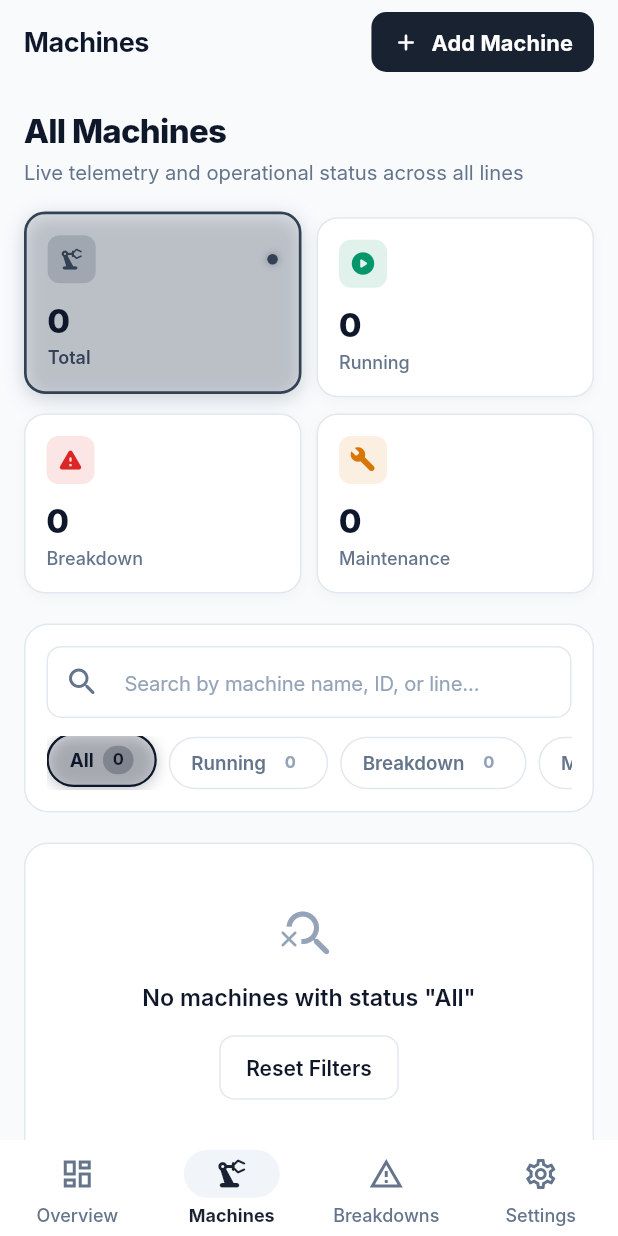
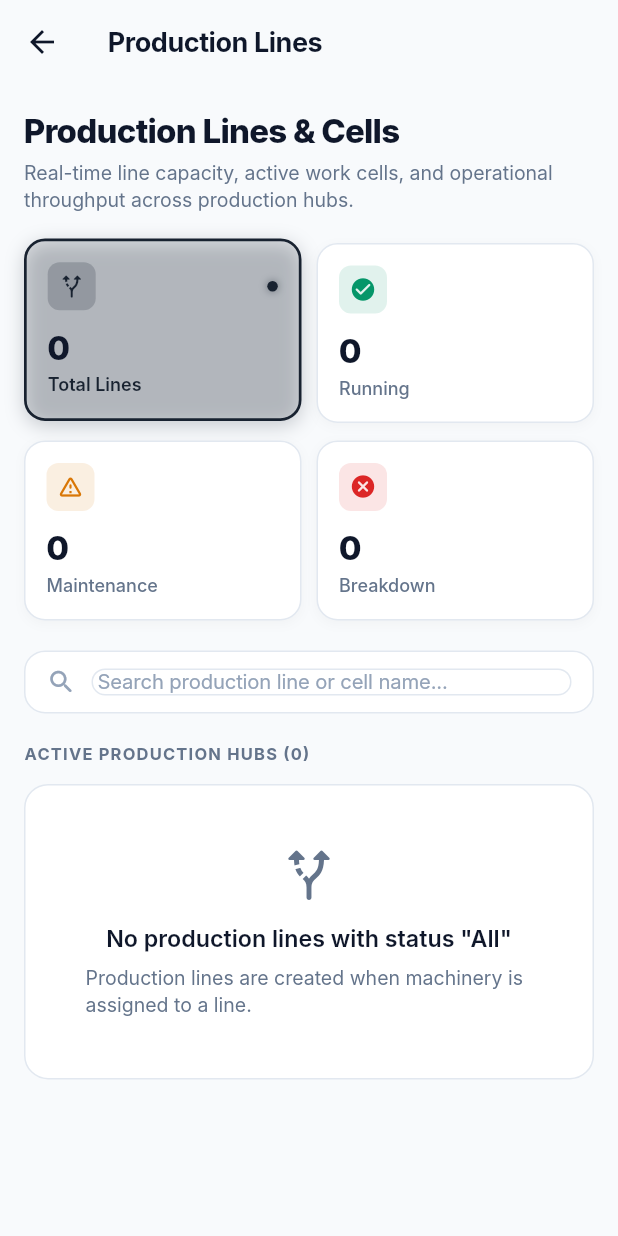
Before and after one commit to kalviumcommunity/manufacturing_app, a Flutter app: the screen it shows once a user with an empty profile is signed in, scrolled down 261 dp, after a tap on "View Production Lines", on a phone screen of 412 x 824 dp. Run offline on Flutter 3.47's test engine with Material 3 defaults, Android fonts, the light colour scheme and no system bars; our stand-ins replace cloud_firestore, firebase_auth, firebase_core; accounts and stored records are empty; Roboto replaces fonts that are missing (Inter).

Commit message:
feat: add production lines overview and real-time cell health monitoring

```diff
--- a/lib/screens/admin_screen.dart
+++ b/lib/screens/admin_screen.dart
@@ -5,6 +5,7 @@ import '../theme/app_theme.dart';
 import '../utils/responsive.dart';
 import '../widgets/stat_card.dart';
 import 'all_machines_screen.dart';
+import 'all_production_lines_screen.dart';
 import 'all_breakdowns_screen.dart';
 import 'all_inspections_screen.dart';
 import 'recurring_faults_screen.dart';
@@ -658,7 +659,7 @@ class _AdminScreenState extends State<AdminScreen> {
                   onTap: () {
                     Navigator.push(
                       context,
-                      MaterialPageRoute(builder: (_) => const AllMachinesScreen()),
+                      MaterialPageRoute(builder: (_) => const AllProductionLinesScreen()),
                     );
                   },
                 ),
--- /dev/null
+++ b/lib/screens/all_production_lines_screen.dart
@@ -0,0 +1,448 @@
+import 'package:flutter/material.dart';
+import 'package:cloud_firestore/cloud_firestore.dart';
+import '../theme/app_theme.dart';
+import '../utils/responsive.dart';
+import '../widgets/breakdown_summary_card.dart';
+import '../widgets/production_line_card.dart';
+
+class AllProductionLinesScreen extends StatefulWidget {
+  final String? statusFilter;
+
+  const AllProductionLinesScreen({super.key, this.statusFilter});
+
+  @override
+  State<AllProductionLinesScreen> createState() => _AllProductionLinesScreenState();
+}
+
+class _LineInfo {
+  final String name;
+  final int machineCount;
+  final int runningCount;
+  final int breakdownCount;
+  final int maintenanceCount;
+  final String status;
+  final Color statusColor;
+
+  const _LineInfo({
+    required this.name,
+    required this.machineCount,
+    required this.runningCount,
+    required this.breakdownCount,
+    required this.maintenanceCount,
+    required this.status,
+    required this.statusColor,
+  });
+}
+
+class _AllProductionLinesScreenState extends State<AllProductionLinesScreen> {
+  final TextEditingController _searchController = TextEditingController();
+  String _searchQuery = '';
+  late String _currentStatus;
+  bool _glideForward = true;
+
+  int _getStatusIndex(String status) {
+    switch (status) {
+      case 'All':
+        return 0;
+      case 'Running':
+        return 1;
+      case 'Maintenance':
+        return 2;
+      case 'Breakdown':
+        return 3;
+      default:
+        return 0;
+    }
+  }
+
+  @override
+  void initState() {
+    super.initState();
+    _currentStatus = widget.statusFilter ?? 'All';
+  }
+
+  @override
+  void dispose() {
+    _searchController.dispose();
+    super.dispose();
+  }
+
+  void _setStatus(String status) {
+    if (_currentStatus == status) return;
+    final newIndex = _getStatusIndex(status);
+    final oldIndex = _getStatusIndex(_currentStatus);
+    setState(() {
+      _glideForward = newIndex >= oldIndex;
+      _currentStatus = status;
+    });
+  }
+
+  @override
+  Widget build(BuildContext context) {
+    return Scaffold(
+      backgroundColor: AppColors.background,
+      appBar: AppBar(
+        title: const Text('Production Lines'),
+      ),
+      body: StreamBuilder<QuerySnapshot<Map<String, dynamic>>>(
+        stream: FirebaseFirestore.instance.collection('machines').snapshots(),
+        builder: (context, snapshot) {
+          if (snapshot.connectionState == ConnectionState.waiting) {
+            return const Center(child: CircularProgressIndicator());
+          }
+
+          if (snapshot.hasError) {
+            return Center(
+              child: Padding(
+                padding: const EdgeInsets.all(24),
+                child: Column(
+                  mainAxisSize: MainAxisSize.min,
+                  children: [
+                    const Icon(Icons.error_outline_rounded, size: 48, color: AppColors.breakdown),
+                    const SizedBox(height: 12),
+                    const Text(
+                      'Failed to load production lines',
+                      style: TextStyle(fontWeight: FontWeight.bold, fontSize: 16, color: AppColors.breakdown),
+                    ),
+                    const SizedBox(height: 6),
+                    Text(
+                      '${snapshot.error}',
+                      textAlign: TextAlign.center,
+                      style: const TextStyle(color: AppColors.textSecondary, fontSize: 13),
+                    ),
+                  ],
+                ),
+              ),
+            );
+          }
+
+          final machines = snapshot.data?.docs ?? [];
+
+          // Group machines by production line
+          final Map<String, List<Map<String, dynamic>>> lineGroups = {};
+          for (final doc in machines) {
+            final data = doc.data();
+            final line = (data['lineName'] ?? data['line'] ?? 'Main Floor').toString().trim();
+            final safeLine = line.isEmpty ? 'Main Floor' : line;
+            lineGroups.putIfAbsent(safeLine, () => []).add(data);
+          }
+
+          // Build line metrics
+          final List<_LineInfo> allLines = [];
+          for (final entry in lineGroups.entries) {
+            final lineName = entry.key;
+            final lineMachines = entry.value;
+            final total = lineMachines.length;
+            final running = lineMachines.where((m) => (m['status'] ?? '') == 'Running').length;
+            final breakdown = lineMachines.where((m) => (m['status'] ?? '') == 'Breakdown').length;
+            final maintenance = lineMachines.where((m) {
+              final s = (m['status'] ?? '').toString();
+              return s == 'Maintenance' || s == 'Idle';
+            }).length;
+
+            String status = 'Running';
+            Color statusColor = AppColors.running;
+            if (breakdown > 0) {
+              status = 'Breakdown';
+              statusColor = AppColors.breakdown;
+            } else if (maintenance > 0) {
+              status = 'Maintenance';
+              statusColor = AppColors.maintenance;
+            }
+
+            allLines.add(_LineInfo(
+              name: lineName,
+              machineCount: total,
+              runningCount: running,
+              breakdownCount: breakdown,
+              maintenanceCount: maintenance,
+              status: status,
+              statusColor: statusColor,
+            ));
+          }
+
+          // Sort lines alphabetically
+          allLines.sort((a, b) => a.name.compareTo(b.name));
+
+          // Compute status counts
+          final totalLinesCount = allLines.length;
+          final runningLinesCount = allLines.where((l) => l.status == 'Running').length;
+          final maintenanceLinesCount = allLines.where((l) => l.status == 'Maintenance').length;
+          final breakdownLinesCount = allLines.where((l) => l.status == 'Breakdown').length;
+
+          // Filter by status
+          var filteredLines = allLines.where((l) {
+            if (_currentStatus == 'All') return true;
+            return l.status == _currentStatus;
+          }).toList();
+
+          // Filter by search query
+          if (_searchQuery.isNotEmpty) {
+            filteredLines = filteredLines.where((l) {
+              return l.name.toLowerCase().contains(_searchQuery);
+            }).toList();
+          }
+
+          return SingleChildScrollView(
+            padding: Responsive.pagePadding(context),
+            child: Center(
+              child: ConstrainedBox(
+                constraints: BoxConstraints(maxWidth: Responsive.maxContentWidth(context)),
+                child: Column(
+                  crossAxisAlignment: CrossAxisAlignment.start,
+                  children: [
+                    // PAGE HEADER
+                    Text(
+                      'Production Lines & Cells',
+                      style: TextStyle(
+                        fontSize: Responsive.isMobile(context) ? 22 : 28,
+                        fontWeight: FontWeight.w800,
+                        color: AppColors.textPrimary,
+                        letterSpacing: -0.5,
+                      ),
+                    ),
+                    const SizedBox(height: 4),
+                    const Text(
+                      'Real-time line capacity, active work cells, and operational throughput across production hubs.',
+                      style: TextStyle(
+                        fontSize: 13,
+                        color: AppColors.textSecondary,
+                      ),
+                    ),
+
+                    const SizedBox(height: 20),
+
+                    // SUMMARY CARDS GRID
+                    LayoutBuilder(
+                      builder: (context, constraints) {
+                        final width = constraints.maxWidth;
+                        final columns = width >= 900 ? 4 : (width >= 540 ? 2 : 2);
+                        const spacing = 10.0;
+                        final cardWidth = (width - spacing * (columns - 1)) / columns;
+
+                        return Wrap(
+                          spacing: spacing,
+                          runSpacing: spacing,
+                          children: [
+                            SizedBox(
+                              width: cardWidth,
+                              child: BreakdownSummaryCard(
+                                title: 'Total Lines',
+                                value: totalLinesCount.toString(),
+                                icon: Icons.alt_route_rounded,
+                                color: AppColors.primary,
+                                isSelected: _currentStatus == 'All',
+                                onTap: () => _setStatus('All'),
+                              ),
+                            ),
+                            SizedBox(
+                              width: cardWidth,
+                              child: BreakdownSummaryCard(
+                                title: 'Running',
+                                value: runningLinesCount.toString(),
+                                icon: Icons.check_circle_rounded,
+                                color: AppColors.running,
+                                isSelected: _currentStatus == 'Running',
+                                onTap: () => _setStatus('Running'),
+                              ),
+                            ),
+                            SizedBox(
+                              width: cardWidth,
+                              child: BreakdownSummaryCard(
+                                title: 'Maintenance',
+                                value: maintenanceLinesCount.toString(),
+                                icon: Icons.warning_amber_rounded,
+                                color: AppColors.maintenance,
+                                isSelected: _currentStatus == 'Maintenance',
+                                onTap: () => _setStatus('Maintenance'),
+                              ),
+                            ),
+                            SizedBox(
+                              width: cardWidth,
+                              child: BreakdownSummaryCard(
+                                title: 'Breakdown',
+                                value: breakdownLinesCount.toString(),
+                                icon: Icons.cancel_rounded,
+                                color: AppColors.breakdown,
+                                isSelected: _currentStatus == 'Breakdown',
+                                onTap: () => _setStatus('Breakdown'),
+                              ),
+                            ),
+                          ],
+                        );
+                      },
+                    ),
+
+                    const SizedBox(height: 20),
+
+                    // SEARCH BAR
+                    Container(
+                      padding: const EdgeInsets.symmetric(horizontal: 14, vertical: 10),
+                      decoration: BoxDecoration(
+                        color: Colors.white,
+                        borderRadius: BorderRadius.circular(14),
+                        border: Border.all(color: AppColors.border),
+                      ),
+                      child: Row(
+                        children: [
+                          const Icon(Icons.search_rounded, color: AppColors.textMuted, size: 20),
+                          const SizedBox(width: 10),
+                          Expanded(
+                            child: TextField(
+                              controller: _searchController,
+                              onChanged: (val) {
+                                setState(() {
+                                  _searchQuery = val.trim().toLowerCase();
+                                });
+                              },
+                              decoration: const InputDecoration(
+                                hintText: 'Search production line or cell name...',
+                                border: InputBorder.none,
+                                isDense: true,
+                                contentPadding: EdgeInsets.zero,
+                              ),
+                              style: const TextStyle(fontSize: 13, color: AppColors.textPrimary),
+                            ),
+                          ),
+                          if (_searchQuery.isNotEmpty)
+                            IconButton(
+                              icon: const Icon(Icons.clear_rounded, size: 18, color: AppColors.textMuted),
+                              padding: EdgeInsets.zero,
+                              constraints: const BoxConstraints(),
+                              onPressed: () {
+                                _searchController.clear();
+                                setState(() {
+                                  _searchQuery = '';
+                                });
+                              },
+                            ),
+                        ],
+                      ),
+                    ),
+
+                    const SizedBox(height: 20),
+
+                    // RESULTS HEADER & ACTIVE FILTER STATUS
+                    Row(
+                      mainAxisAlignment: MainAxisAlignment.spaceBetween,
+                      children: [
+                        Text(
+                          'ACTIVE PRODUCTION HUBS (${filteredLines.length})',
+                          style: const TextStyle(
+                            fontSize: 11,
+                            fontWeight: FontWeight.w700,
+                            color: AppColors.textSecondary,
+                            letterSpacing: 0.8,
+                          ),
+                        ),
+                        if (_currentStatus != 'All' || _searchQuery.isNotEmpty)
+                          TextButton.icon(
+                            onPressed: () {
+                              _searchController.clear();
+                              setState(() {
+                                _currentStatus = 'All';
+                                _searchQuery = '';
+                              });
+                            },
+                            icon: const Icon(Icons.refresh_rounded, size: 14),
+                            label: const Text('Reset filters', style: TextStyle(fontSize: 12)),
+                            style: TextButton.styleFrom(
+                              foregroundColor: AppColors.primary,
+                              visualDensity: VisualDensity.compact,
+                            ),
+                          ),
+                      ],
+                    ),
+
+                    const SizedBox(height: 12),
+
+                    // DIRECTIONAL GLIDING LINES LIST
+                    AnimatedSwitcher(
+                      duration: const Duration(milliseconds: 300),
+                      reverseDuration: const Duration(milliseconds: 200),
+                      switchInCurve: Curves.easeOutCubic,
+                      switchOutCurve: Curves.easeInCubic,
+                      transitionBuilder: (child, animation) {
+                        final inOffset = Tween<Offset>(
+                          begin: Offset(_glideForward ? 0.07 : -0.07, 0.0),
+                          end: Offset.zero,
+                        ).animate(CurvedAnimation(
+                          parent: animation,
+                          curve: Curves.easeOutCubic,
+                        ));
+                        return FadeTransition(
+                          opacity: animation,
+                          child: SlideTransition(
+                            position: inOffset,
+                            child: child,
+                          ),
+                        );
+                      },
+                      child: KeyedSubtree(
+                        key: ValueKey('lines-view-$_currentStatus-$_searchQuery'),
+                        child: filteredLines.isEmpty
+                            ? Container(
+                                key: const ValueKey('empty-lines'),
+                                width: double.infinity,
+                                padding: const EdgeInsets.all(40),
+                                decoration: BoxDecoration(
+                                  color: AppColors.cardBg,
+                                  borderRadius: BorderRadius.circular(16),
+                                  border: Border.all(color: AppColors.border),
+                                ),
+                                child: Column(
+                                  mainAxisAlignment: MainAxisAlignment.center,
+                                  children: [
+                                    const Icon(
+                                      Icons.alt_route_rounded,
+                                      size: 40,
+                                      color: AppColors.textSecondary,
+                                    ),
+                                    const SizedBox(height: 12),
+                                    Text(
+                                      _searchQuery.isNotEmpty
+                                          ? 'No production lines matching "$_searchQuery"'
+                                          : 'No production lines with status "$_currentStatus"',
+                                      style: const TextStyle(
+                                        fontSize: 15.5,
+                                        fontWeight: FontWeight.w600,
+                                        color: AppColors.textPrimary,
+                                      ),
+                                    ),
+                                    const SizedBox(height: 6),
+                                    const Text(
+                                      'Production lines are created when machinery is assigned to a line.',
+                                      style: TextStyle(color: AppColors.textSecondary, fontSize: 13),
+                                    ),
+                                  ],
+                                ),
+                              )
+                            : ListView.separated(
+                                shrinkWrap: true,
+                                physics: const NeverScrollableScrollPhysics(),
+                                itemCount: filteredLines.length,
+                                separatorBuilder: (_, __) => const SizedBox(height: 12),
+                                itemBuilder: (context, index) {
+                                  final line = filteredLines[index];
+                                  return ProductionLineCard(
+                                    lineName: line.name,
+                                    machineCount: line.machineCount,
+                                    status: line.status,
+                                    statusColor: line.statusColor,
+                                  );
+                                },
+                              ),
+                      ),
+                    ),
+
+                    const SizedBox(height: 40),
+                  ],
+                ),
+              ),
+            ),
+          );
+        },
+      ),
+    );
+  }
+}
--- a/lib/screens/dashboard.dart
+++ b/lib/screens/dashboard.dart
@@ -11,6 +11,7 @@ import 'all_breakdowns_screen.dart';
 import 'all_inspections_screen.dart';
 import 'all_machines_screen.dart';
 
+import 'all_production_lines_screen.dart';
 import 'machine_details.dart';
 import 'recurring_faults_screen.dart';
 import 'settings_screen.dart';
@@ -512,7 +513,14 @@ class DashboardHomeContent extends StatelessWidget {
                         width: double.infinity,
                         height: 44,
                         child: OutlinedButton.icon(
-                          onPressed: onNavigateToMachines,
+                          onPressed: () {
+                            Navigator.push(
+                              context,
+                              MaterialPageRoute(
+                                builder: (_) => const AllProductionLinesScreen(),
+                              ),
+                            );
+                          },
                           icon: const Icon(Icons.alt_route_rounded, size: 18),
                           label: const Text('View Production Lines'),
                           style: OutlinedButton.styleFrom(
--- a/lib/screens/machine_list.dart
+++ b/lib/screens/machine_list.dart
@@ -33,7 +33,6 @@ class _MachineListScreenState extends State<MachineListScreen> {
       body: StreamBuilder<QuerySnapshot<Map<String, dynamic>>>(
         stream: FirebaseFirestore.instance
             .collection('machines')
-            .where('lineName', isEqualTo: widget.lineName)
             .snapshots(),
         builder: (context, snapshot) {
           if (snapshot.connectionState == ConnectionState.waiting) {
@@ -49,7 +48,12 @@ class _MachineListScreenState extends State<MachineListScreen> {
             );
           }
 
-          final allMachines = snapshot.data?.docs ?? [];
+          final allDocs = snapshot.data?.docs ?? [];
+          final allMachines = allDocs.where((m) {
+            final data = m.data();
+            final line = (data['lineName'] ?? data['line'] ?? 'Main Floor').toString().trim();
+            return line.toLowerCase() == widget.lineName.trim().toLowerCase();
+          }).toList();
 
           final runningCount = allMachines.where((m) => (m.data()['status'] ?? '') == 'Running').length;
           final breakdownCount = allMachines.where((m) => (m.data()['status'] ?? '') == 'Breakdown').length;
--- a/lib/screens/screens.dart
+++ b/lib/screens/screens.dart
@@ -13,3 +13,4 @@ export 'add_machine_screen.dart';
 export 'loading_screen.dart';
 export 'recurring_faults_screen.dart';
 export 'all_inspections_screen.dart';
+export 'all_production_lines_screen.dart';
```
Also changed, not shown: 1 other file.
